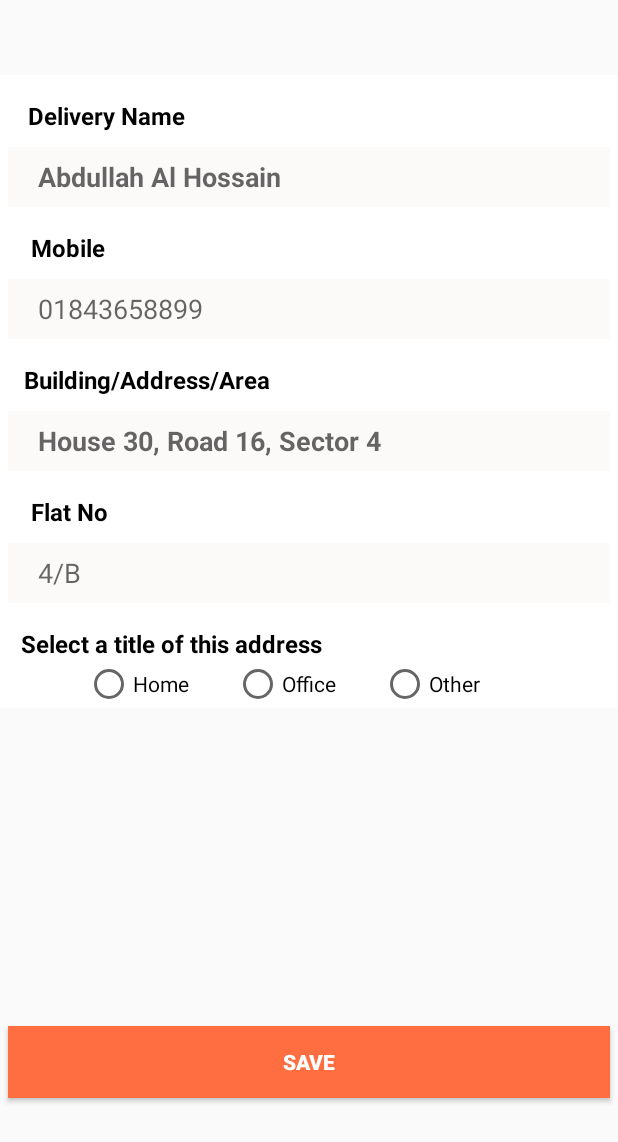
After one commit to arman658899/Jonosokti, an Android app: the layout delivery_details.xml on its own in the app's theme, with its tools: preview values and no code run, on a phone screen of 412 x 824 dp. The commit adds this screen. Shown: the top 1142 px of the screen. Run offline under Robolectric (Android 15) with nearby library versions, the phone set to English and light mode, and no system bars.

Commit message:
delivery details, profile details has been added

```diff
--- a/app/build.gradle
+++ b/app/build.gradle
@@ -27,7 +27,7 @@ dependencies {
     implementation fileTree(dir: 'libs', include: ['*.jar'])
 
     implementation 'androidx.appcompat:appcompat:1.2.0'
-    implementation 'androidx.constraintlayout:constraintlayout:1.1.3'
+    implementation 'androidx.constraintlayout:constraintlayout:2.0.0'
     implementation 'androidx.legacy:legacy-support-v4:1.0.0'
     testImplementation 'junit:junit:4.12'
     androidTestImplementation 'androidx.test.ext:junit:1.1.1'
@@ -39,6 +39,7 @@ dependencies {
     implementation 'com.ismaeldivita.chipnavigation:chip-navigation-bar:1.3.3'
     implementation 'org.jetbrains.kotlin:kotlin-stdlib:1.3.72'
 
-    //imageview
+    //imageView
     implementation 'com.mikhaellopez:circularimageview:4.2.0'
+    implementation 'de.hdodenhof:circleimageview:3.1.0'
 }
--- /dev/null
+++ b/app/src/main/res/drawable/ic_baseline_person_24.xml
@@ -0,0 +1,5 @@
+<vector android:height="24dp" android:tint="#FF951B"
+    android:viewportHeight="24" android:viewportWidth="24"
+    android:width="24dp" xmlns:android="http://schemas.android.com/apk/res/android">
+    <path android:fillColor="@android:color/white" android:pathData="M12,12c2.21,0 4,-1.79 4,-4s-1.79,-4 -4,-4 -4,1.79 -4,4 1.79,4 4,4zM12,14c-2.67,0 -8,1.34 -8,4v2h16v-2c0,-2.66 -5.33,-4 -8,-4z"/>
+</vector>
--- /dev/null
+++ b/app/src/main/res/drawable/ic_notifications.xml
@@ -0,0 +1,5 @@
+<vector android:height="24dp" android:tint="#FF951B"
+    android:viewportHeight="24" android:viewportWidth="24"
+    android:width="24dp" xmlns:android="http://schemas.android.com/apk/res/android">
+    <path android:fillColor="@android:color/white" android:pathData="M7.58,4.08L6.15,2.65C3.75,4.48 2.17,7.3 2.03,10.5h2c0.15,-2.65 1.51,-4.97 3.55,-6.42zM19.97,10.5h2c-0.15,-3.2 -1.73,-6.02 -4.12,-7.85l-1.42,1.43c2.02,1.45 3.39,3.77 3.54,6.42zM18,11c0,-3.07 -1.64,-5.64 -4.5,-6.32L13.5,4c0,-0.83 -0.67,-1.5 -1.5,-1.5s-1.5,0.67 -1.5,1.5v0.68C7.63,5.36 6,7.92 6,11v5l-2,2v1h16v-1l-2,-2v-5zM12,22c0.14,0 0.27,-0.01 0.4,-0.04 0.65,-0.14 1.18,-0.58 1.44,-1.18 0.1,-0.24 0.15,-0.5 0.15,-0.78h-4c0.01,1.1 0.9,2 2.01,2z"/>
+</vector>
--- /dev/null
+++ b/app/src/main/res/layout/delivery_details.xml
@@ -0,0 +1,228 @@
+<?xml version="1.0" encoding="utf-8"?>
+<androidx.constraintlayout.widget.ConstraintLayout xmlns:android="http://schemas.android.com/apk/res/android"
+    xmlns:tools="http://schemas.android.com/tools"
+    android:layout_width="match_parent"
+    android:layout_height="match_parent"
+    xmlns:app="http://schemas.android.com/apk/res-auto">
+
+    <androidx.constraintlayout.widget.ConstraintLayout
+        android:id="@+id/constraintLayout"
+        android:layout_width="match_parent"
+        android:layout_height="wrap_content"
+        android:layout_marginTop="50dp"
+        android:background="@color/colorWhite"
+        app:layout_constraintEnd_toEndOf="parent"
+        app:layout_constraintStart_toStartOf="parent"
+        app:layout_constraintTop_toTopOf="parent">
+
+        <TextView
+            android:id="@+id/name_Tv"
+            android:layout_width="wrap_content"
+            android:layout_height="wrap_content"
+            android:layout_marginStart="5dp"
+            android:layout_marginTop="16dp"
+            android:layout_marginEnd="5dp"
+            android:text="Delivery Name"
+            android:textColor="@android:color/black"
+            android:textSize="16sp"
+            android:textStyle="bold"
+            app:layout_constraintEnd_toEndOf="parent"
+            app:layout_constraintHorizontal_bias="0.044"
+            app:layout_constraintStart_toStartOf="parent"
+            app:layout_constraintTop_toTopOf="parent" />
+
+        <EditText
+            android:id="@+id/nameEt"
+            android:layout_width="match_parent"
+            android:layout_height="40dp"
+            android:layout_marginStart="5dp"
+            android:layout_marginTop="10dp"
+            android:layout_marginEnd="5dp"
+            android:background="@color/editText_bg"
+            android:ems="10"
+            android:hint="Abdullah Al Hossain"
+            android:inputType="textPersonName"
+            android:paddingStart="20dp"
+            android:textStyle="bold"
+            app:layout_constraintEnd_toEndOf="parent"
+            app:layout_constraintStart_toStartOf="parent"
+            app:layout_constraintTop_toBottomOf="@+id/name_Tv" />
+
+        <TextView
+            android:id="@+id/mbl_number_Tv"
+            android:layout_width="wrap_content"
+            android:layout_height="wrap_content"
+            android:layout_marginStart="5dp"
+            android:layout_marginTop="16dp"
+            android:layout_marginEnd="5dp"
+            android:text="Mobile"
+            android:textColor="@android:color/black"
+            android:textSize="16sp"
+            android:textStyle="bold"
+            app:layout_constraintEnd_toEndOf="parent"
+            app:layout_constraintHorizontal_bias="0.044"
+            app:layout_constraintStart_toStartOf="parent"
+            app:layout_constraintTop_toBottomOf="@id/nameEt" />
+
+        <EditText
+            android:id="@+id/mbl_number_Et"
+            android:layout_width="match_parent"
+            android:layout_height="40dp"
+            android:layout_marginStart="5dp"
+            android:layout_marginTop="10dp"
+            android:layout_marginEnd="5dp"
+            android:background="@color/editText_bg"
+            android:ems="10"
+            android:hint="01843658899"
+            android:inputType="phone"
+            android:paddingStart="20dp"
+            app:layout_constraintEnd_toEndOf="parent"
+            app:layout_constraintHorizontal_bias="0.085"
+            app:layout_constraintStart_toStartOf="parent"
+            app:layout_constraintTop_toBottomOf="@+id/mbl_number_Tv" />
+
+        <TextView
+            android:id="@+id/full_address_Tv"
+            android:layout_width="wrap_content"
+            android:layout_height="wrap_content"
+            android:layout_marginStart="5dp"
+            android:layout_marginTop="16dp"
+            android:layout_marginEnd="5dp"
+            android:text="Building/Address/Area"
+            android:textColor="@android:color/black"
+            android:textSize="16sp"
+            android:textStyle="bold"
+            app:layout_constraintEnd_toEndOf="parent"
+            app:layout_constraintHorizontal_bias="0.044"
+            app:layout_constraintStart_toStartOf="parent"
+            app:layout_constraintTop_toBottomOf="@id/mbl_number_Et" />
+
+        <EditText
+            android:id="@+id/full_address_Et"
+            android:layout_width="match_parent"
+            android:layout_height="40dp"
+            android:layout_marginStart="5dp"
+            android:layout_marginTop="10dp"
+            android:layout_marginEnd="5dp"
+            android:background="@color/editText_bg"
+            android:ems="10"
+            android:hint="House 30, Road 16, Sector 4"
+            android:inputType="textPersonName"
+            android:paddingStart="20dp"
+            android:textStyle="bold"
+            app:layout_constraintEnd_toEndOf="parent"
+            app:layout_constraintStart_toStartOf="parent"
+            app:layout_constraintTop_toBottomOf="@+id/full_address_Tv" />
+
+        <TextView
+            android:id="@+id/flat_id_Tv"
+            android:layout_width="wrap_content"
+            android:layout_height="wrap_content"
+            android:layout_marginStart="5dp"
+            android:layout_marginTop="16dp"
+            android:layout_marginEnd="5dp"
+            android:text="Flat No"
+            android:textColor="@android:color/black"
+            android:textSize="16sp"
+            android:textStyle="bold"
+            app:layout_constraintEnd_toEndOf="parent"
+            app:layout_constraintHorizontal_bias="0.044"
+            app:layout_constraintStart_toStartOf="parent"
+            app:layout_constraintTop_toBottomOf="@id/full_address_Et" />
+
+        <EditText
+            android:id="@+id/flat_id_Et"
+            android:layout_width="match_parent"
+            android:layout_height="40dp"
+            android:layout_marginStart="5dp"
+            android:layout_marginTop="10dp"
+            android:layout_marginEnd="5dp"
+            android:background="@color/editText_bg"
+            android:hint="4/B"
+            android:inputType="text"
+            android:paddingStart="20dp"
+            app:layout_constraintBottom_toBottomOf="parent"
+            app:layout_constraintEnd_toEndOf="parent"
+            app:layout_constraintHorizontal_bias="1.0"
+            app:layout_constraintStart_toStartOf="parent"
+            app:layout_constraintTop_toBottomOf="@+id/flat_id_Tv"
+            app:layout_constraintVertical_bias="0.0" />
+
+        <TextView
+            android:id="@+id/address_type_Tv"
+            android:layout_width="wrap_content"
+            android:layout_height="wrap_content"
+            android:layout_marginStart="5dp"
+            android:layout_marginTop="16dp"
+            android:layout_marginEnd="5dp"
+            android:text="Select a title of this address"
+            android:textColor="@android:color/black"
+            android:textSize="16sp"
+            android:textStyle="bold"
+            app:layout_constraintEnd_toEndOf="parent"
+            app:layout_constraintHorizontal_bias="0.044"
+            app:layout_constraintStart_toStartOf="parent"
+            app:layout_constraintTop_toBottomOf="@id/flat_id_Et" />
+
+        <RadioGroup
+            android:id="@+id/radio_grp"
+            android:layout_width="wrap_content"
+            android:layout_height="wrap_content"
+            android:gravity="center"
+            android:orientation="horizontal"
+            app:layout_constraintEnd_toEndOf="parent"
+            app:layout_constraintHorizontal_bias="0.381"
+            app:layout_constraintStart_toStartOf="parent"
+            app:layout_constraintTop_toBottomOf="@+id/address_type_Tv">
+
+            <RadioButton
+                android:id="@+id/home_RB"
+                android:layout_width="match_parent"
+                android:layout_height="match_parent"
+                android:clickable="true"
+                android:text="Home"
+                android:focusable="true">
+
+            </RadioButton>
+
+            <RadioButton
+                android:id="@+id/office_RB"
+                android:layout_width="match_parent"
+                android:layout_height="match_parent"
+                android:layout_marginStart="30dp"
+                android:clickable="true"
+                android:text="Office"
+                android:focusable="true">
+
+            </RadioButton>
+
+            <RadioButton
+                android:id="@+id/other_RB"
+                android:layout_width="match_parent"
+                android:layout_height="match_parent"
+                android:layout_marginStart="30dp"
+                android:clickable="true"
+                android:text="Other"
+                android:focusable="true">
+            </RadioButton>
+        </RadioGroup>
+    </androidx.constraintlayout.widget.ConstraintLayout>
+
+    <Button
+        android:id="@+id/save_button"
+        android:layout_width="match_parent"
+        android:layout_height="wrap_content"
+        android:layout_marginTop="120dp"
+        android:layout_marginStart="5dp"
+        android:layout_marginEnd="5dp"
+        android:background="@color/colorPrimary"
+        android:textColor="@color/colorWhite"
+        android:textStyle="bold"
+        android:text="Save"
+        app:layout_constraintBottom_toBottomOf="parent"
+        app:layout_constraintEnd_toEndOf="parent"
+        app:layout_constraintHorizontal_bias="0.498"
+        app:layout_constraintStart_toStartOf="parent"
+        app:layout_constraintTop_toBottomOf="@+id/constraintLayout" />
+
+</androidx.constraintlayout.widget.ConstraintLayout>
--- a/app/src/main/res/values/colors.xml
+++ b/app/src/main/res/values/colors.xml
@@ -4,4 +4,5 @@
     <color name="colorPrimaryDark">#3700B3</color>
     <color name="colorAccent">#03DAC5</color>
     <color name="colorWhite">#FFFFFF</color>
+    <color name="editText_bg">#C4FBF7F7</color>
 </resources>
```
Also changed, not shown: app/src/main/res/layout/profile_info.xml (added, +224 -0 lines), app/src/main/res/layout/profile_user.xml (added, +172 -0 lines), app/src/main/res/drawable/profile_ui_design.jpg (added), 1 other file.
